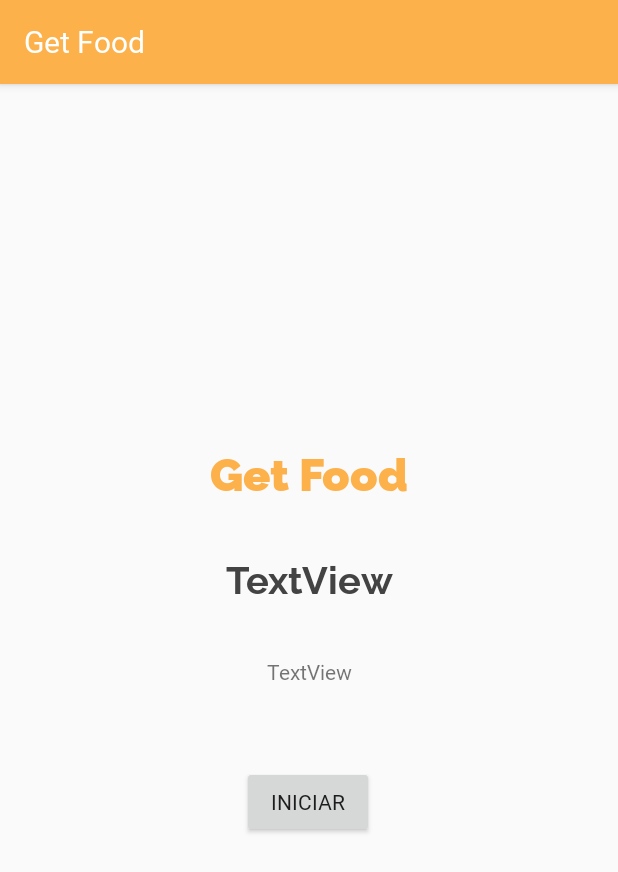
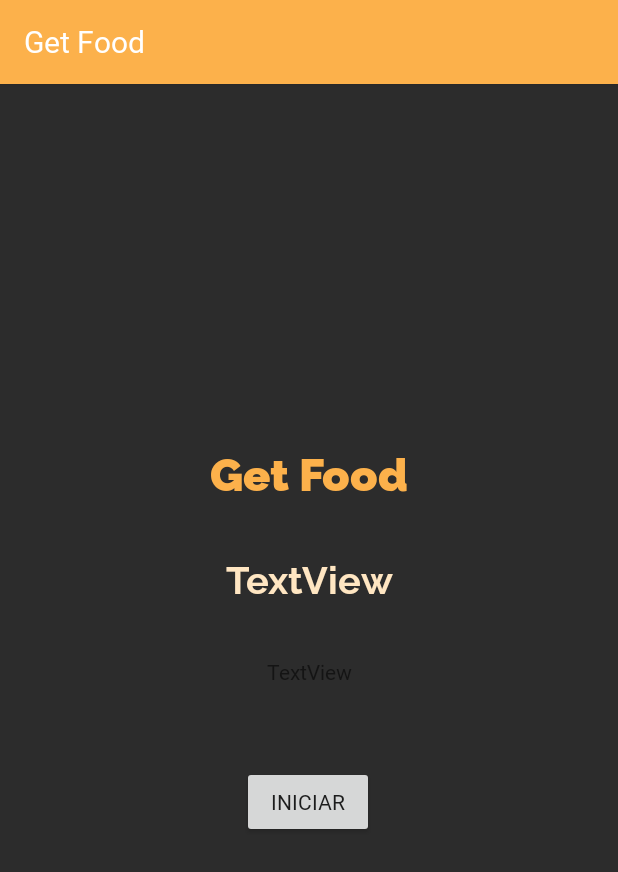
Before and after one commit to k-atara/GetFood, an Android app: the screen it shows after launch (MainActivity), on a phone screen of 412 x 824 dp. Shown: the top 872 px of the screen. Run offline under Robolectric (Android 15) with nearby library versions, the phone set to English and light mode, and no system bars.

Commit message:
Front background de la app

```diff
--- a/app/src/main/res/layout/activity_main.xml
+++ b/app/src/main/res/layout/activity_main.xml
@@ -20,7 +20,7 @@
 
     <TextView
         android:id="@+id/textView2"
-        style="@style/sub_titlesPD"
+        style="@style/sub_titlesPL"
         android:layout_width="wrap_content"
         android:layout_height="wrap_content"
         android:layout_marginTop="32dp"
--- a/app/src/main/res/values/colors.xml
+++ b/app/src/main/res/values/colors.xml
@@ -1,7 +1,7 @@
 <?xml version="1.0" encoding="utf-8"?>
 <resources>
     <color name="colorPrimary">#FCB14B</color>
-    <color name="colorPrimaryDark">#434343</color>
+    <color name="colorPrimaryDark">#2C2C2C</color>
     <color name="colorPrimaryLight">#FFE6C2</color>
     <color name="colorAccent">#053E7A</color>
     <color name="colorAlert">#8F3D1D</color>
--- a/app/src/main/res/values/styles.xml
+++ b/app/src/main/res/values/styles.xml
@@ -6,6 +6,7 @@
         <item name="colorPrimaryDark">@color/colorPrimaryDark</item>
         <item name="colorAccent">@color/colorAccent</item>
         <item name="android:fontFamily">@font/roboto_regular</item>
+        <item name="android:windowBackground">@color/colorPrimaryDark</item>
     </style>
 
     <style name="titlesP" parent="android:Widget.TextView">
```
